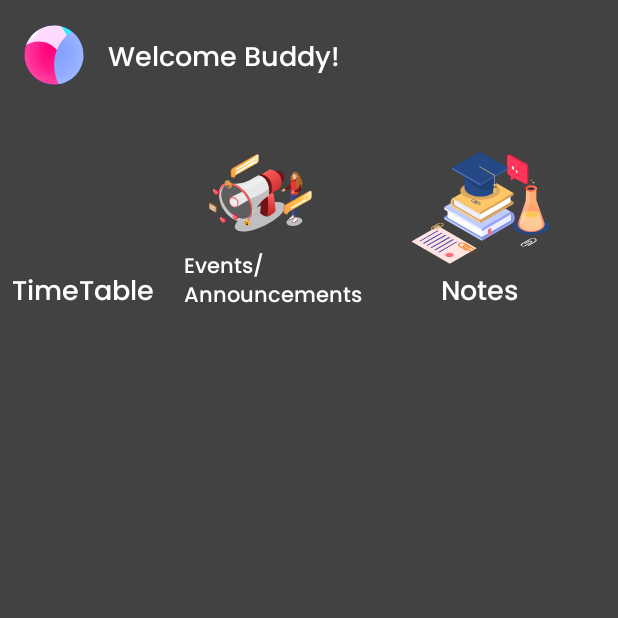
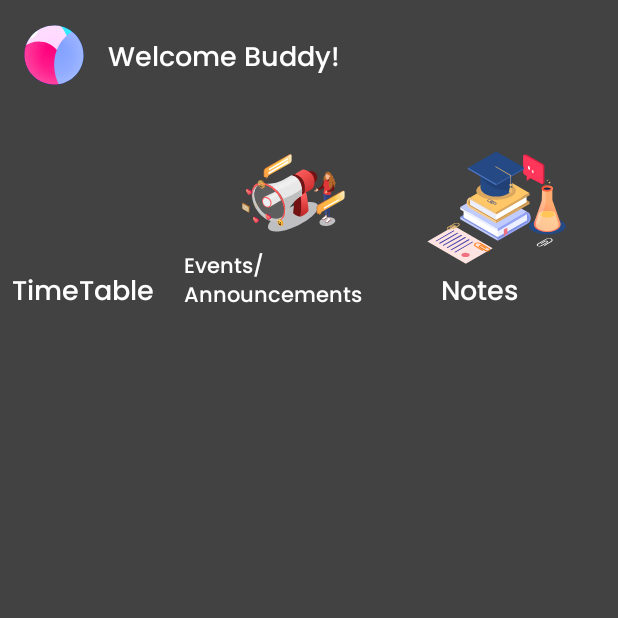
Before and after one commit to SweetyAnime/Alpha_Buddy, an Android app: the screen it shows after launch (Dashboard), on a phone screen of 412 x 824 dp, the top half of it. Run offline under Robolectric (Android 15) with nearby library versions, the phone set to English and light mode, and no system bars; 2 statements that could not run were skipped.

Commit message:
Merge remote-tracking branch 'origin/master'

```diff
--- a/app/src/main/res/layout/activity_dashboard.xml
+++ b/app/src/main/res/layout/activity_dashboard.xml
@@ -121,7 +121,7 @@
         android:clickable="true"
         android:focusable="true"
         app:layout_constraintEnd_toEndOf="parent"
-        app:layout_constraintHorizontal_bias="0.106"
+        app:layout_constraintHorizontal_bias="0.212"
         app:layout_constraintStart_toEndOf="@+id/timetableButton"
         app:layout_constraintTop_toBottomOf="@+id/textView"
         app:lottie_autoPlay="true"
```
